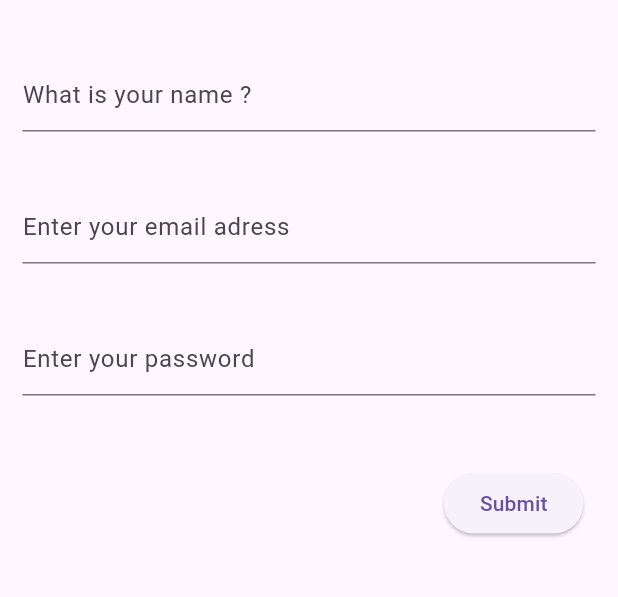
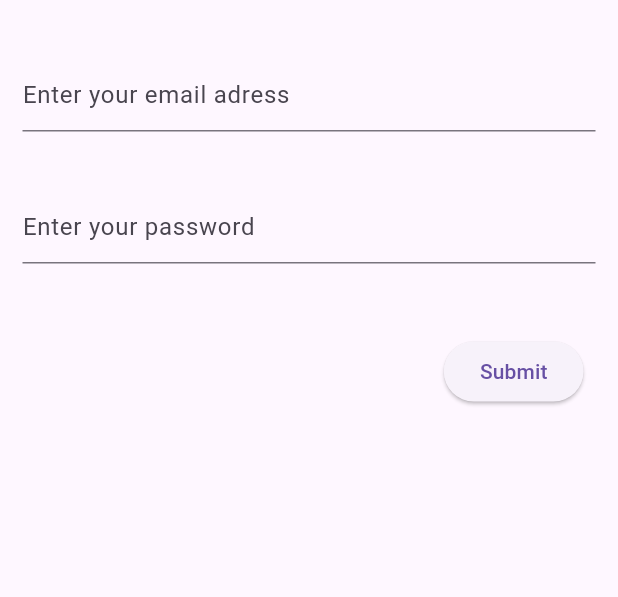
Before and after one commit to Titos23/myubuntu, a Flutter app: the screen it shows after launch, after a tap on "No account ? Sign up !", on a phone screen of 412 x 824 dp, the part 467-1064 px from its top. Run offline on Flutter 3.47's test engine with Material 2 defaults, Android fonts, the phone set to English and light mode, and no system bars; our stand-ins replace cloud_firestore, firebase_auth, firebase_core, google_fonts, lottie, permission_handler and 1 more; missing offline and left inert: barcode_scan2; accounts and stored records are empty; project files that could hold a hidden picture were left out.

Commit message:
All checks passed. Ready for release

```diff
--- a/lib/models/app_state_manager.dart
+++ b/lib/models/app_state_manager.dart
@@ -9,13 +9,10 @@ import '../components/directory.dart';
 class AppStateManager extends ChangeNotifier {
   bool? _loggedIn = false;
   bool? _signedup = false;
-  bool _initialized = false;
+
 
   bool? get isSignedup => _signedup;
   bool? get isLoggedIn => _loggedIn;
-  bool get isInitialized => _initialized;
-
-  String username = '';
 
   signup() {
     _signedup = true;
@@ -27,20 +24,8 @@ class AppStateManager extends ChangeNotifier {
     notifyListeners();
   }
 
-  Future<void> initializeApp() async {
-
-    Timer(
-      const Duration(milliseconds: 2000),
-      () {
-        _initialized = true;
-        notifyListeners();
-      },
-
-    );
-  }
 
   Future<void> init() async {
-    await initializeApp();
     await requestPermission(Permission.storage);
     FirebaseAuth.instance.userChanges().listen((user) {
       if (user != null) {
--- a/lib/navigation/app_router.dart
+++ b/lib/navigation/app_router.dart
@@ -36,8 +36,7 @@ class AppRouter extends RouterDelegate
       onPopPage: _handlePopPage,
       // 8
       pages: [
-        if (!appStateManager.isInitialized) SplashScreen.page(),
-        if (appStateManager.isLoggedIn ==false && appStateManager.isInitialized) LoginScreen.page(),
+        if (appStateManager.isLoggedIn ==false) LoginScreen.page(),
         if (appStateManager.isSignedup == true) SignUpScreen.page(),
         if (appStateManager.isLoggedIn == true) Home.page(),
         if (passManager.isCreatingNewItem)
--- a/lib/screens/signup_screen.dart
+++ b/lib/screens/signup_screen.dart
@@ -25,11 +25,9 @@ class SignUpScreen extends StatefulWidget {
 class _SignUpScreen extends State<SignUpScreen> {
   late final _emailC;
   late final _passC;
-  late final _nameC;
 
   @override
   void initState() {
-    _nameC = TextEditingController();
     _passC = TextEditingController();
     _emailC = TextEditingController();
     super.initState();
@@ -64,13 +62,6 @@ class _SignUpScreen extends State<SignUpScreen> {
                 const Padding(padding: EdgeInsets.all(20)),
                 TextField(
                   decoration: InputDecoration(
-                    hintText: 'What is your name ?'
-                  ),
-                  controller: _nameC,
-                ),
-                const Padding(padding: EdgeInsets.all(20)),
-                TextField(
-                  decoration: InputDecoration(
                     hintText: 'Enter your email adress'
                   ),
                   controller: _emailC,
@@ -92,7 +83,6 @@ class _SignUpScreen extends State<SignUpScreen> {
                         onPressed: () {
                           Provider.of<AppStateManager>(context, listen: false)
                             .create(context,mail: _emailC.text, pass: _passC.text);
-                          Provider.of<AppStateManager>(context, listen: false).username = _nameC.text;
                           Provider.of<AppStateManager>(context, listen: false).signupout();
 
                         },
--- a/pubspec.yaml
+++ b/pubspec.yaml
@@ -22,6 +22,7 @@ dependencies:
   sqflite: ^2.0.3
   uuid: ^3.0.4
   barcode_scan2: ^4.2.1
+  rename: ^2.0.1
 
 dev_dependencies:
   flutter_test:
```
Also changed, not shown: pubspec.lock, 6 other files.
